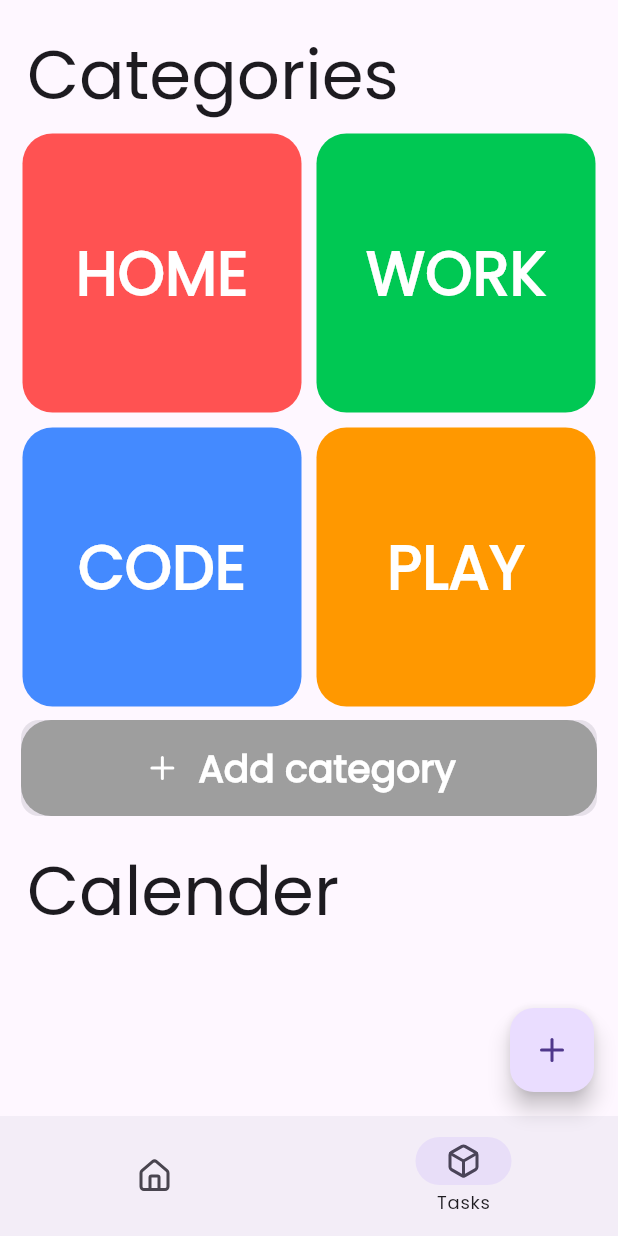
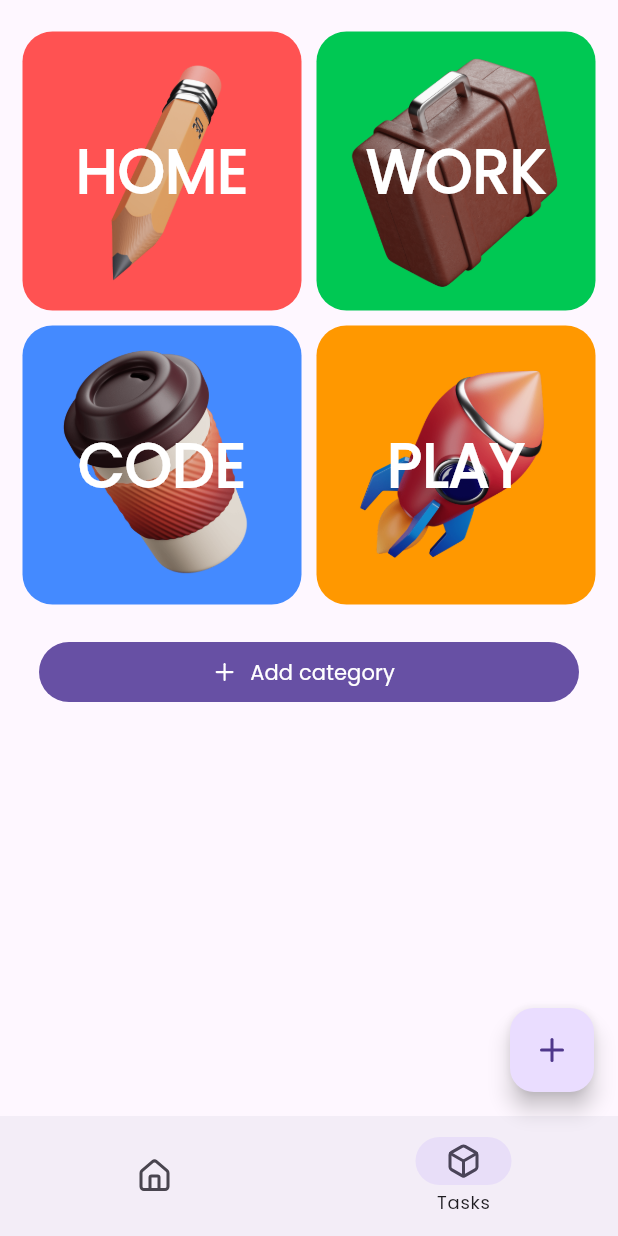
Before and after one commit to ak19992017/Aloha, a Flutter app: the screen it shows once a user with an empty profile is signed in, item 2 of the bottom bar chosen, on a phone screen of 412 x 824 dp. Run offline on Flutter 3.47's test engine with Material 3 defaults, Android fonts, the light colour scheme and no system bars; our stand-ins replace flutter_lucide, google_sign_in, supabase_flutter; missing offline and left inert: flex_color_picker; accounts and stored records are empty.

Commit message:
minor changes

```diff
--- a/lib/home.dart
+++ b/lib/home.dart
@@ -1,12 +1,10 @@
 import 'package:aloha/auth/signin.dart';
 // ignore: unused_import
 import 'package:aloha/constant.dart';
-import 'package:aloha/social/social.dart';
 import 'package:aloha/tasks/add.dart';
 import 'package:aloha/tasks/folders.dart';
 import 'package:flutter/material.dart';
 import 'package:flutter_lucide/flutter_lucide.dart';
-import 'package:supabase_flutter/supabase_flutter.dart';
 
 class HomeScreen extends StatefulWidget {
   static const routeName = "./home";
--- a/lib/tasks/folders.dart
+++ b/lib/tasks/folders.dart
@@ -1,4 +1,3 @@
-import 'package:aloha/constant.dart';
 import 'package:aloha/tasks/tasks.dart';
 import 'package:flex_color_picker/flex_color_picker.dart';
 import 'package:flutter/material.dart';
@@ -19,7 +18,7 @@ class _FoldersScreenState extends State<FoldersScreen> {
     {
       'title': 'work',
       'color': Colors.greenAccent.shade700,
-      'img': 'travel/image1.png'
+      'img': 'assets/travel.png'
     },
     {
       'title': 'code',
@@ -32,7 +31,8 @@ class _FoldersScreenState extends State<FoldersScreen> {
   final TextEditingController _textFieldController = TextEditingController();
 
   void _addTodoItem(String title) {
-    setState(() => folderList.add(title));
+    setState(() => folderList.add(
+        {'title': title, 'color': selectedColor, 'img': 'assets/pencil.png'}));
     _textFieldController.clear();
   }
 
@@ -43,15 +43,6 @@ class _FoldersScreenState extends State<FoldersScreen> {
         padding: const EdgeInsets.all(8.0),
         child: CustomScrollView(
           slivers: [
-            SliverToBoxAdapter(
-              child: Padding(
-                padding: const EdgeInsets.all(8.0),
-                child: Text(
-                  'Categories',
-                  style: Theme.of(context).textTheme.displayMedium,
-                ),
-              ),
-            ),
             SliverGrid(
               gridDelegate: const SliverGridDelegateWithFixedCrossAxisCount(
                   crossAxisCount: 2),
@@ -76,7 +67,7 @@ class _FoldersScreenState extends State<FoldersScreen> {
                       child: Stack(
                         alignment: Alignment.center,
                         children: [
-                          // Image.asset('assets/${imageList[index]}'),
+                          Image.asset(folderList[index]['img']),
                           FittedBox(
                             child: Text(
                               folderList[index]['title'].toUpperCase(),
@@ -96,42 +87,15 @@ class _FoldersScreenState extends State<FoldersScreen> {
               ),
             ),
             SliverToBoxAdapter(
-              child: Card.filled(
-                child: InkWell(
-                  splashColor: Colors.blue.withAlpha(30),
-                  child: Container(
-                    padding: const EdgeInsets.all(6),
-                    decoration: BoxDecoration(
-                      color: selectedColor,
-                      borderRadius: const BorderRadius.all(Radius.circular(20)),
+              child: Padding(
+                padding: const EdgeInsets.all(16),
+                child: FilledButton.icon(
+                  icon: Icon(LucideIcons.plus, color: Colors.white),
+                  onPressed: () => _displayDialog(context),
+                  label: Text(
+                    'Add category',
+                    style: const TextStyle(color: Colors.white),
                   ),
-                    child: Row(
-                      mainAxisAlignment: MainAxisAlignment.center,
-                      children: [
-                        Icon(LucideIcons.plus, color: Colors.white),
-                        TextButton(
-                          onPressed: () => _displayDialog(context),
-                          child: Text(
-                            'Add category',
-                            style: const TextStyle(
-                              fontSize: 25,
-                              color: Colors.white,
-                              fontWeight: FontWeight.bold,
-                            ),
-                          ),
-                        )
-                      ],
-                    ),
-                  ),
-                ),
-              ),
-            ),
-            SliverToBoxAdapter(
-              child: Padding(
-                padding: const EdgeInsets.fromLTRB(8, 20, 8, 8),
-                child: Text(
-                  'Calender',
-                  style: Theme.of(context).textTheme.displayMedium,
                 ),
               ),
             ),
@@ -148,15 +112,35 @@ class _FoldersScreenState extends State<FoldersScreen> {
       context: context,
       builder: (BuildContext context) {
         return Dialog.fullscreen(
+          child: Scaffold(
+            appBar: AppBar(
+              title: Text('Add category'),
+              elevation: 0,
+              centerTitle: true,
+              leading: IconButton.filledTonal(
+                icon: Icon(LucideIcons.chevron_left),
+                onPressed: () => Navigator.pop(context),
+              ),
+            ),
+            body: Padding(
+              padding: const EdgeInsets.all(8.0),
               child: Column(
                 children: [
-              Text('Add category',
-                  style: Theme.of(context).textTheme.headlineLarge),
                   Padding(
                     padding: const EdgeInsets.all(8.0),
-                child: TextField(
+                    child: TextFormField(
+                      decoration: const InputDecoration(
+                        hintText: 'Enter task here',
+                        border: OutlineInputBorder(
+                          borderRadius: BorderRadius.all(
+                            Radius.circular(12),
+                          ),
+                        ),
+                      ),
                       controller: _textFieldController,
-                  decoration: InputDecoration(hintText: 'Enter task here'),
+                      textInputAction: TextInputAction.next,
+                      keyboardType: TextInputType.name,
+                      textCapitalization: TextCapitalization.sentences,
                     ),
                   ),
                   ColorPicker(
@@ -182,13 +166,15 @@ class _FoldersScreenState extends State<FoldersScreen> {
                         child: const Text('ADD'),
                         onPressed: () {
                           Navigator.of(context).pop();
-                      _addTodoItem(_textFieldController.text);
+                          _addTodoItem(_textFieldController.text.toString());
                         },
                       ),
                     ],
                   ),
                 ],
               ),
+            ),
+          ),
         );
       },
     );
```
Lines whose indentation alone changed are shown as unchanged.
